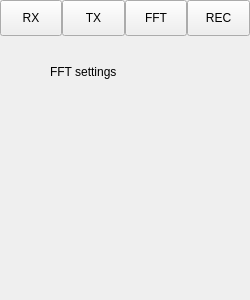
This is gui/control_panel.ui in csete/softrig as Qt 5 draws it before an edit. The edited form follows.
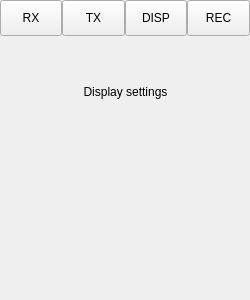
This is the edited form. The open tabs and pages were chosen to show the change.

Commit message: Rename FFT to Display settings

```diff
--- a/gui/control_panel.ui
+++ b/gui/control_panel.ui
@@ -108,7 +108,7 @@
         <string>Panadapter and waterfall settings</string>
        </property>
        <property name="text">
-        <string>FFT</string>
+        <string>DISP</string>
        </property>
       </widget>
      </item>
@@ -502,14 +502,17 @@
       <widget class="QLabel" name="label_2">
        <property name="geometry">
         <rect>
-         <x>50</x>
-         <y>20</y>
-         <width>111</width>
+         <x>0</x>
+         <y>40</y>
+         <width>251</width>
          <height>21</height>
         </rect>
        </property>
        <property name="text">
-        <string>FFT settings</string>
+        <string>Display settings</string>
+       </property>
+       <property name="alignment">
+        <set>Qt::AlignCenter</set>
        </property>
       </widget>
      </widget>
```
Left out of the diff: 11 changed lines with no effect on the pictures. The commit also changes 2 other files.
